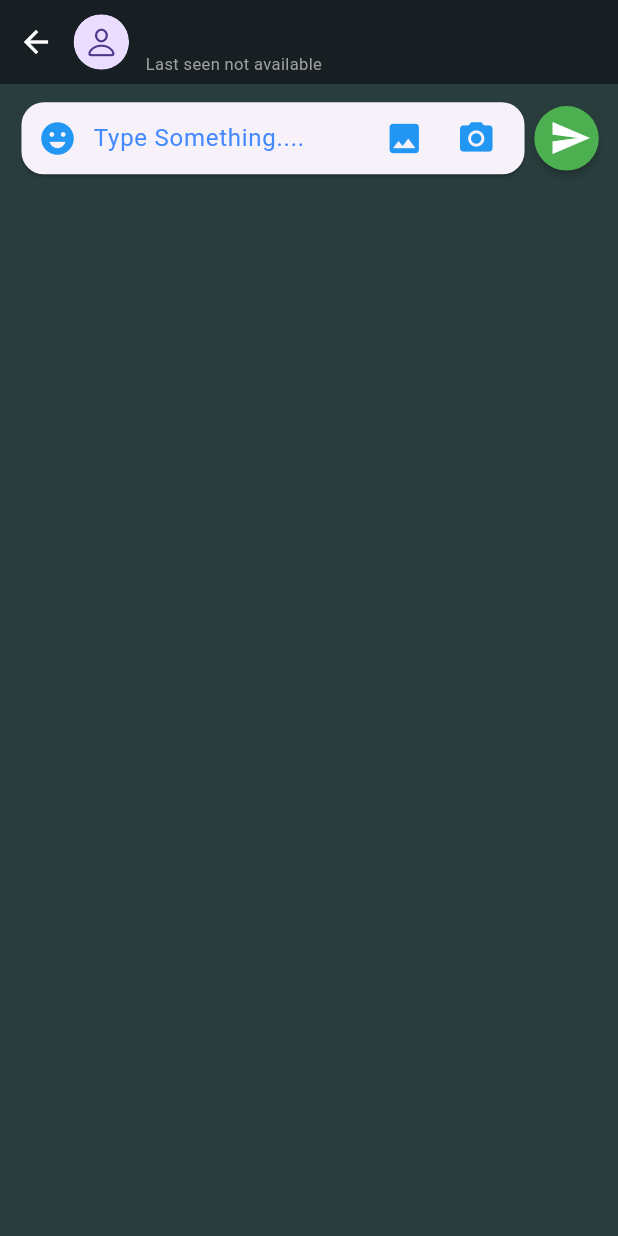
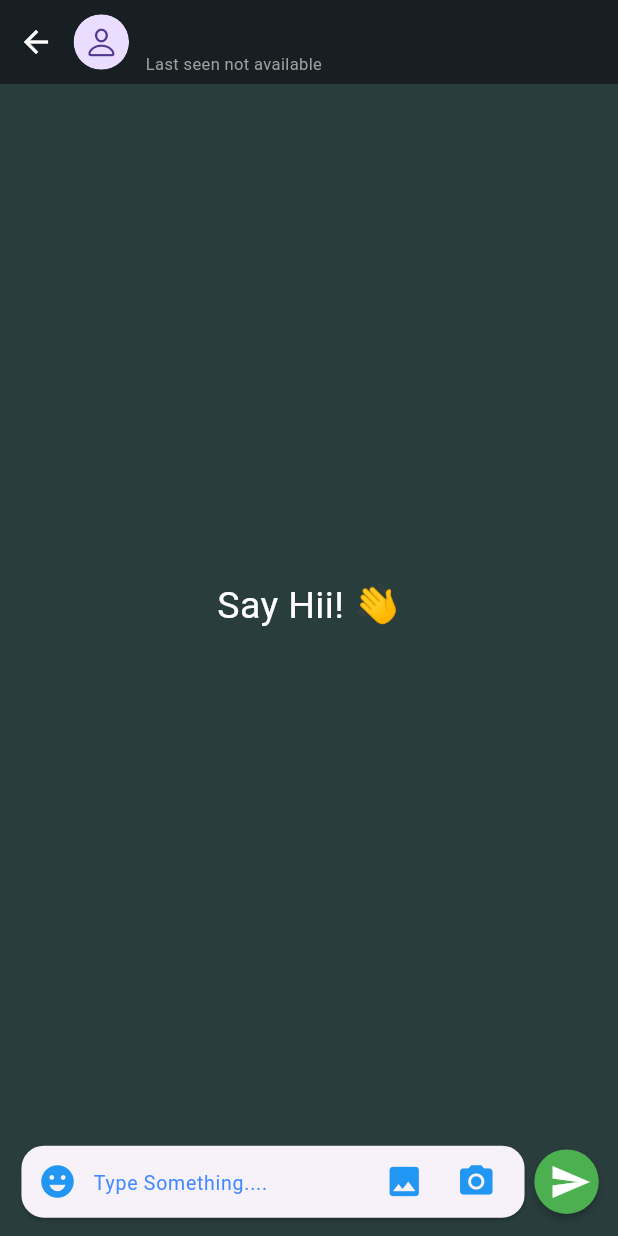
Before and after one commit to ryder2003/we_text, a Flutter app: the ChatScreen screen opened directly with empty values, on a phone screen of 412 x 824 dp. Run offline on Flutter 3.47's test engine with Material 3 defaults, Android fonts, the phone set to English and light mode, and no system bars; drawn by our look-alikes of cached_network_image; our stand-ins replace cloud_firestore, firebase_auth, firebase_core, firebase_storage, google_sign_in, image_picker; accounts and stored records are empty; network calls fail; project files that could hold a hidden picture were left out.

Commit message:
Added remaining UI components to chat screen

```diff
--- a/lib/screens/chat_screen.dart
+++ b/lib/screens/chat_screen.dart
@@ -27,6 +27,51 @@ class ChatScreenState extends State<ChatScreen>{
           onTap: ()=>FocusScope.of(context).unfocus(),
           child: Column(
             children: [
+              Expanded(
+                child: StreamBuilder(
+                  stream: APIs.getAllUsers(),
+                  builder: (context, snapshot) {
+                    switch (snapshot.connectionState) {
+                      case ConnectionState.waiting:
+                      case ConnectionState.none:
+                        return const Center(child: CircularProgressIndicator());
+
+                      case ConnectionState.active:
+                      case ConnectionState.done:
+
+                        // final data = snapshot.data?.docs;
+
+                        //This will print data in json format which can be directly used to generate dart code
+                        // for(var i in data!){
+                        //   print("\nData: ${i.data()}");
+                        // }
+
+                        //
+                        final _list = [];
+
+                        if(_list.isNotEmpty){
+                          return ListView.builder(
+                            padding: EdgeInsets.only(top: 4, bottom: 50),
+                            itemCount: _list.length,
+                            physics: BouncingScrollPhysics(),
+                            itemBuilder: (context, index) {
+                              return Text("Message: ${_list[index]}");
+                            },
+                          );
+                        }
+                        else{
+                          return Center(
+                            child: Text("Say Hii! 👋",style: TextStyle(
+                                fontSize: 25,
+                                color: Colors.white
+                            ),),
+                          );
+                        }
+                    }
+                  },
+                ),
+              ),
+
               _chatInput(),
             ],
           ),
@@ -104,7 +149,7 @@ Widget _chatInput(){
                     keyboardType: TextInputType.multiline, //To prevent hovering long text, it will adjust according to length of text
                     decoration: InputDecoration(
                       hintText: "Type Something....",
-                      hintStyle: TextStyle(color: Colors.blueAccent),
+                      hintStyle: TextStyle(color: Colors.blueAccent, fontSize: 13),
                       border: InputBorder.none,
                     ),
                   ),
```
Also changed, not shown: lib/widgets/message_card.dart (added, +17 -0 lines).
